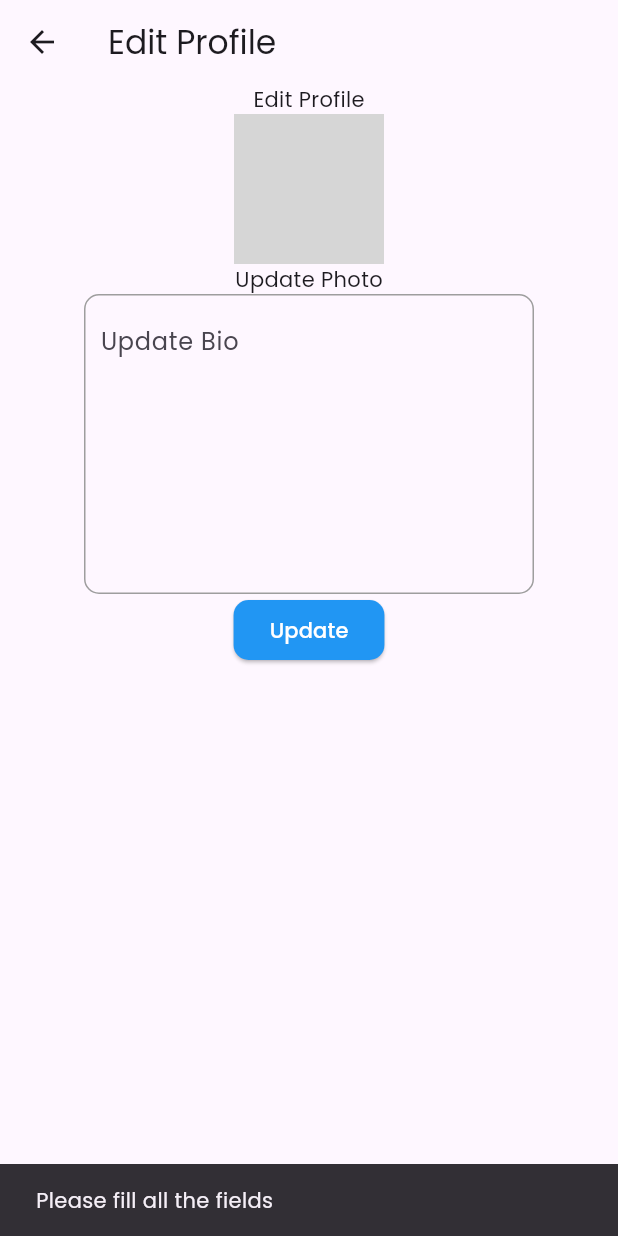
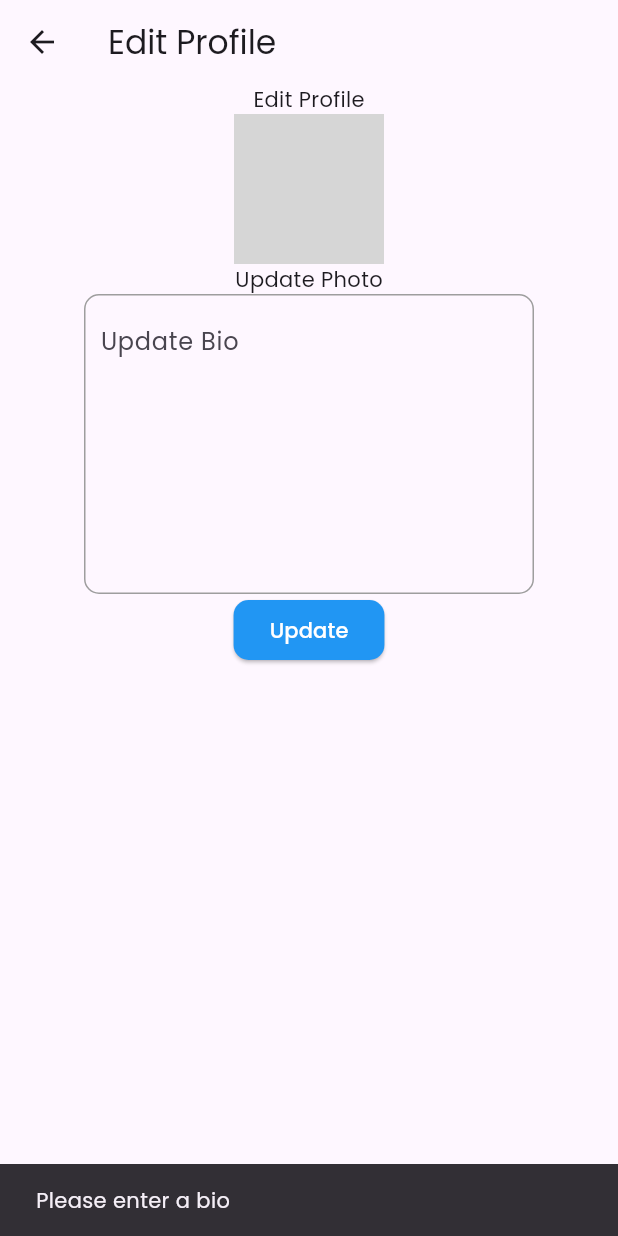
Before and after one commit to Ayushpanditmoto/juconfession, a Flutter app: the EditProfile screen opened directly with empty values, after a tap on "Update", on a phone screen of 412 x 824 dp. Run offline on Flutter 3.47's test engine with Material 2 defaults, Android fonts, the phone set to English and light mode, and no system bars; drawn by our look-alikes of cached_network_image; our stand-ins replace cloud_firestore, connectivity_plus, firebase_auth, firebase_core, firebase_database, firebase_storage and 9 more; missing offline and left inert: cloudinary, flutter_webrtc, peerdart; accounts and stored records are empty; network calls fail; grey boxes are pictures that could not be loaded.

Commit message:
feat fixed edit profile client side

```diff
--- a/lib/Screens/edit.profile.dart
+++ b/lib/Screens/edit.profile.dart
@@ -18,6 +18,7 @@ class EditProfile extends StatefulWidget {
 
 class _EditProfileState extends State<EditProfile> {
   File? _image;
+  bool isUpdating = false;
   TextEditingController bioController = TextEditingController();
 
   @override
@@ -65,10 +66,22 @@ class _EditProfileState extends State<EditProfile> {
                         backgroundImage: MemoryImage(_image!.readAsBytesSync()),
                         backgroundColor: Colors.transparent,
                       )
-                    : ClipRRect(
+                    : StreamBuilder(
+                        stream: FirebaseFirestore.instance
+                            .collection('users')
+                            .doc(widget.uid)
+                            .snapshots(),
+                        builder: (context, snapshot) {
+                          if (snapshot.connectionState ==
+                              ConnectionState.waiting) {
+                            return const Center(
+                              child: CircularProgressIndicator(),
+                            );
+                          }
+                          return ClipRRect(
                             borderRadius: BorderRadius.circular(50),
                             child: CachedNetworkImage(
-                          imageUrl: 'https://i.stack.imgur.com/l60Hf.png',
+                              imageUrl: snapshot.data!['photoUrl'],
                               height: 100,
                               width: 100,
                               fit: BoxFit.cover,
@@ -76,7 +89,8 @@ class _EditProfileState extends State<EditProfile> {
                                 child: CircularProgressIndicator(),
                               ),
                             ),
-                      ),
+                          );
+                        }),
                 Positioned(
                   bottom: 0,
                   right: 0,
@@ -110,25 +124,44 @@ class _EditProfileState extends State<EditProfile> {
             // Update Button
             ElevatedButton(
               onPressed: () async {
-                if (bioController.text.isEmpty || _image == null) {
+                if (bioController.text.isEmpty) {
                   ScaffoldMessenger.of(context).showSnackBar(
                     const SnackBar(
-                      content: Text('Please fill all the fields'),
+                      content: Text('Please enter a bio'),
                     ),
                   );
                   return;
                 }
 
-                String? imageUrl = await Cloud.uploadImageToStorage(
+                String? imageUrl = _image != null
+                    ? await Cloud.uploadImageToStorage(
                         File(_image!.path).readAsBytesSync(),
                         "ProfileImages",
-                    widget.uid);
+                        widget.uid)
+                    : null;
+
+                if (imageUrl == null) {
+                  setState(() {
+                    isUpdating = true;
+                  });
+                  FirebaseFirestore.instance
+                      .collection('users')
+                      .doc(widget.uid)
+                      .update({
+                    'bio': bioController.text,
+                  });
+                } else {
                   FirebaseFirestore.instance
                       .collection('users')
                       .doc(widget.uid)
                       .update({
                     'bio': bioController.text,
                     'photoUrl': imageUrl,
+                  });
+                }
+
+                setState(() {
+                  isUpdating = false;
                 });
 
                 ScaffoldMessenger.of(context).showSnackBar(
@@ -144,7 +177,11 @@ class _EditProfileState extends State<EditProfile> {
                   borderRadius: BorderRadius.circular(10),
                 ),
               ),
-              child: const Text('Update'),
+              child: isUpdating
+                  ? const CircularProgressIndicator(
+                      valueColor: AlwaysStoppedAnimation<Color>(Colors.white),
+                    )
+                  : const Text('Update'),
             ),
           ],
         ),
--- a/pubspec.yaml
+++ b/pubspec.yaml
@@ -54,6 +54,7 @@ dependencies:
   peerdart: ^0.5.0
   permission_handler: ^10.2.0
   provider: ^6.0.5
+  share_plus: ^6.3.1
   shared_preferences: ^2.0.18
   shimmer: ^2.0.0
   uuid: ^3.0.7
```
Also changed, not shown: lib/components/post_components.dart (+12 -7 lines), pubspec.lock, 5 other files. Lines whose indentation alone changed are shown as unchanged.
